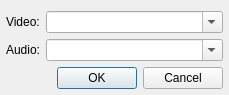
This is src/plugins/Input/mplayer/settingsdialog.ui in ksv1986/qmmp-staging as Qt 5 draws it before an edit. The edited form follows.
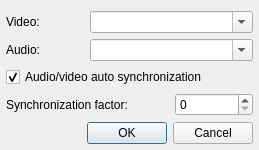
This is the edited form.

Commit message: mplayer plugin: added auto synchronization option

What changed in the file:
```diff
--- a/src/plugins/Input/mplayer/settingsdialog.ui
+++ b/src/plugins/Input/mplayer/settingsdialog.ui
@@ -6,8 +6,8 @@
    <rect>
     <x>0</x>
     <y>0</y>
-    <width>229</width>
-    <height>93</height>
+    <width>259</width>
+    <height>143</height>
    </rect>
   </property>
   <property name="windowTitle">
@@ -30,7 +30,7 @@
      </property>
     </widget>
    </item>
-   <item row="0" column="1">
+   <item row="0" column="1" colspan="2">
     <widget class="QComboBox" name="videoComboBox">
      <property name="editable">
       <bool>true</bool>
@@ -44,14 +44,41 @@
      </property>
     </widget>
    </item>
-   <item row="1" column="1">
+   <item row="1" column="1" colspan="2">
     <widget class="QComboBox" name="audioComboBox">
      <property name="editable">
       <bool>true</bool>
      </property>
     </widget>
    </item>
-   <item row="2" column="1">
+   <item row="2" column="0" colspan="3">
+    <widget class="QCheckBox" name="autoSyncCheckBox">
+     <property name="text">
+      <string>Audio/video auto synchronization</string>
+     </property>
+     <property name="checked">
+      <bool>true</bool>
+     </property>
+    </widget>
+   </item>
+   <item row="3" column="0" colspan="2">
+    <widget class="QLabel" name="label_3">
+     <property name="text">
+      <string>Synchronization factor:</string>
+     </property>
+    </widget>
+   </item>
+   <item row="3" column="2">
+    <widget class="QSpinBox" name="syncFactorSpinBox">
+     <property name="minimum">
+      <number>0</number>
+     </property>
+     <property name="maximum">
+      <number>999</number>
+     </property>
+    </widget>
+   </item>
+   <item row="4" column="0" colspan="3">
     <widget class="QDialogButtonBox" name="buttonBox">
      <property name="standardButtons">
       <set>QDialogButtonBox::Cancel|QDialogButtonBox::Ok</set>
```
Left out of the diff: 24 changed lines with no effect on the pictures. The commit also changes 8 other files.
